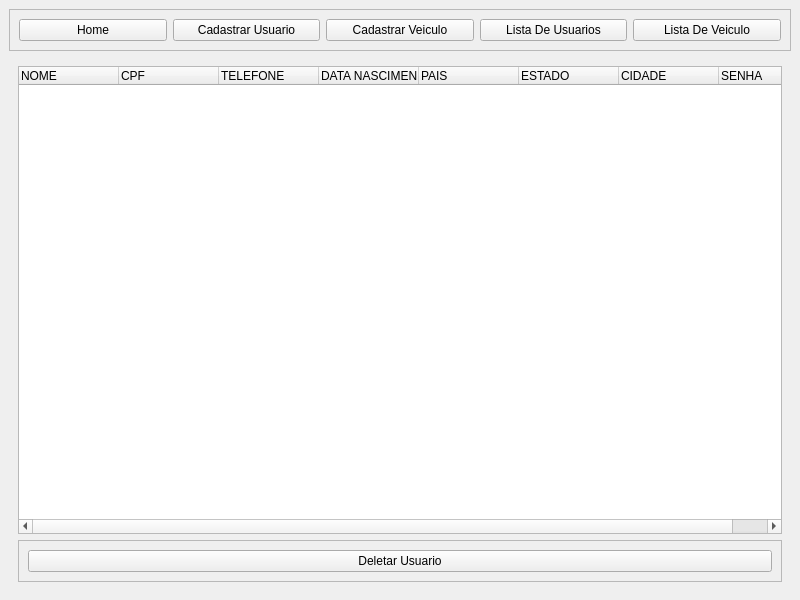
Old version of the form Activity/LocadoraDeCarro/telaMain.ui in the repository ArthurBrumX/Software_Factory.
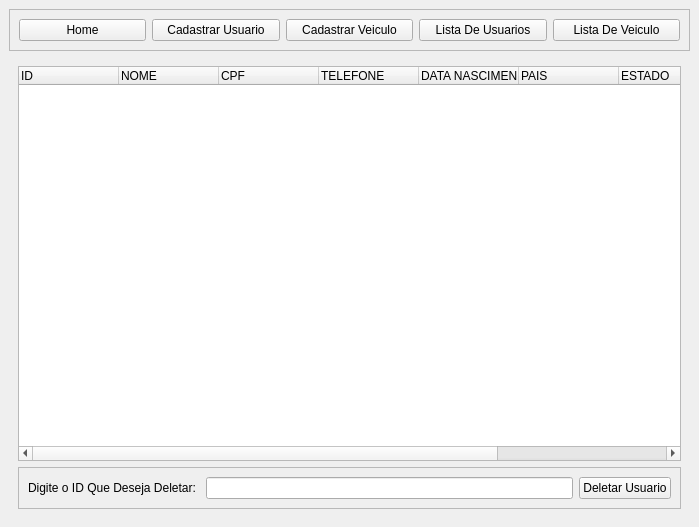
New version of the form. The open tabs and pages were chosen to show the change.

Diff of the .ui file:
```diff
--- a/Activity/LocadoraDeCarro/telaMain.ui
+++ b/Activity/LocadoraDeCarro/telaMain.ui
@@ -6,8 +6,8 @@
    <rect>
     <x>0</x>
     <y>0</y>
-    <width>800</width>
-    <height>600</height>
+    <width>691</width>
+    <height>527</height>
    </rect>
   </property>
   <property name="windowTitle">
@@ -486,6 +486,11 @@
        <layout class="QGridLayout" name="gridLayout_6">
         <item row="0" column="0">
          <widget class="QTreeWidget" name="tabelaListaDeUsuarios">
+          <column>
+           <property name="text">
+            <string>ID</string>
+           </property>
+          </column>
           <column>
            <property name="text">
             <string>NOME</string>
@@ -536,8 +541,18 @@
           <property name="frameShadow">
            <enum>QFrame::Raised</enum>
           </property>
-          <layout class="QGridLayout" name="gridLayout_4">
-           <item row="0" column="0">
+          <layout class="QHBoxLayout" name="horizontalLayout_3">
+           <item>
+            <widget class="QLabel" name="tituloDigiteID">
+             <property name="text">
+              <string>Digite o ID Que Deseja Deletar: </string>
+             </property>
+            </widget>
+           </item>
+           <item>
+            <widget class="QLineEdit" name="txt_DeletarIDUser"/>
+           </item>
+           <item>
             <widget class="QPushButton" name="bnt_deletarUsuario">
              <property name="text">
               <string>Deletar Usuario</string>
@@ -553,6 +568,11 @@
        <layout class="QGridLayout" name="gridLayout_8">
         <item row="0" column="0">
          <widget class="QTreeWidget" name="tabelaListaDeVeiculos">
+          <column>
+           <property name="text">
+            <string>ID</string>
+           </property>
+          </column>
           <column>
            <property name="text">
             <string>CATEGORIA</string>
@@ -590,7 +610,7 @@
           </column>
          </widget>
         </item>
-        <item row="1" column="0">
+        <item row="2" column="0">
          <widget class="QFrame" name="frame_btn_OpcoesVeiculos">
           <property name="frameShape">
            <enum>QFrame::StyledPanel</enum>
@@ -599,6 +619,16 @@
            <enum>QFrame::Raised</enum>
           </property>
           <layout class="QHBoxLayout" name="horizontalLayout_2">
+           <item>
+            <widget class="QLabel" name="tituloDigiteIDveiculo">
+             <property name="text">
+              <string>Digite o ID Do Veiculo Desejado: </string>
+             </property>
+            </widget>
+           </item>
+           <item>
+            <widget class="QLineEdit" name="txt_idVeiculo"/>
+           </item>
            <item>
             <widget class="QPushButton" name="btn_deletarVeiculo">
              <property name="text">
```
